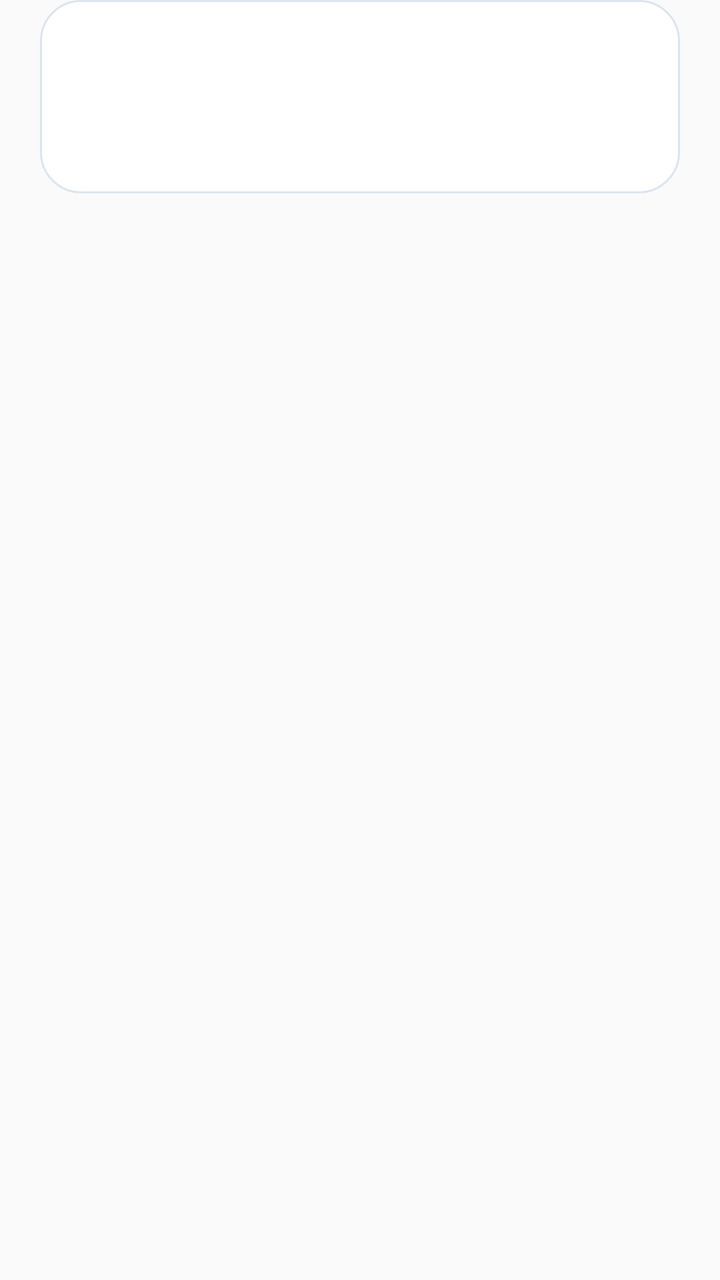
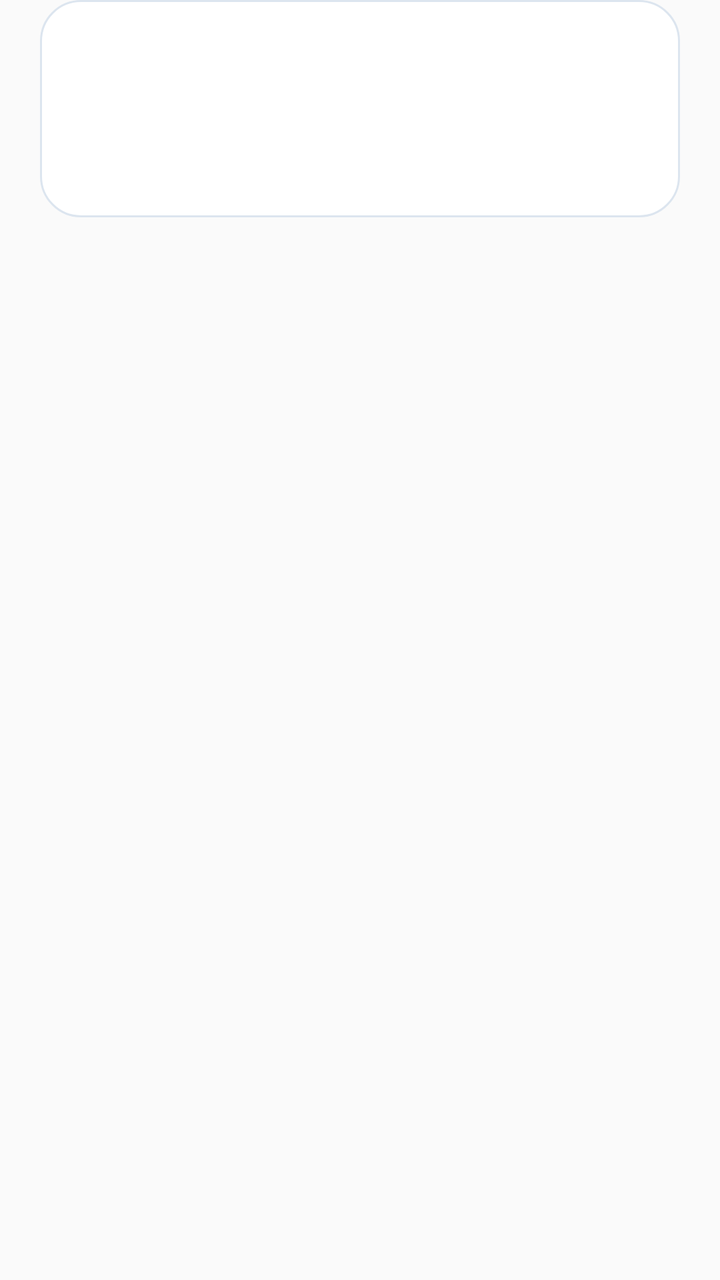

Before-and-after screenshots of an Android layout around one commit, followed by the original layout XML and the change that was made.
<!-- AndroidManifest.xml: application theme Theme.SmartPantryManager -->
<!-- res/layout/item_recipe.xml -->
<?xml version="1.0" encoding="utf-8"?>
<LinearLayout xmlns:android="http://schemas.android.com/apk/res/android"
    android:layout_width="match_parent"
    android:layout_height="wrap_content"
    android:orientation="vertical"
    android:paddingStart="20dp"
    android:paddingEnd="20dp"
    android:paddingBottom="12dp">

    <LinearLayout
        android:layout_width="match_parent"
        android:layout_height="wrap_content"
        android:orientation="vertical"
        android:background="@drawable/background_pantry_card"
        android:padding="20dp">

        <TextView
            android:id="@+id/textRecipeTitle"
            android:layout_width="match_parent"
            android:layout_height="wrap_content"
            android:textColor="@color/richfield_navy"
            android:textSize="20sp"
            android:textStyle="bold" />

        <TextView
            android:id="@+id/textRecipeVersions"
            android:layout_width="match_parent"
            android:layout_height="wrap_content"
            android:layout_marginTop="8dp"
            android:textColor="@color/pantry_text_secondary"
            android:textSize="16sp" />
    </LinearLayout>
</LinearLayout>
<!-- resources referenced by this layout -->
<resources>
  <color name="pantry_text_secondary">#536176</color>
  <color name="richfield_navy">#043171</color>
  <!-- drawable background_pantry_card (drawable) -->
  <?xml version="1.0" encoding="utf-8"?>
  <shape xmlns:android="http://schemas.android.com/apk/res/android" android:shape="rectangle">
      <solid android:color="@color/white" />
      <stroke android:width="1dp" android:color="@color/pantry_border" />
      <corners android:radius="20dp" />
  </shape>
  <style name="Theme.SmartPantryManager" parent="Base.Theme.SmartPantryManager" />
  <color name="white">#FFFFFF</color>
  <color name="pantry_border">#DCE5EF</color>
  <style name="Base.Theme.SmartPantryManager" parent="Theme.Material3.Light.NoActionBar">
          <item name="colorPrimary">@color/richfield_blue</item>
          <item name="colorOnPrimary">@color/white</item>
          <item name="colorPrimaryContainer">@color/pantry_light_blue</item>
          <item name="colorOnPrimaryContainer">@color/richfield_navy</item>
          <item name="colorSecondary">@color/richfield_navy</item>
          <item name="colorOnSecondary">@color/white</item>
          <item name="colorSurface">@color/white</item>
          <item name="colorOnSurface">@color/pantry_text</item>
          <item name="android:colorBackground">@color/pantry_background</item>
          <item name="android:windowLightStatusBar">true</item>
          <item name="materialButtonStyle">@style/Widget.SmartPantry.Button</item>
      </style>
  <color name="richfield_blue">#0056AF</color>
  <color name="pantry_light_blue">#EAF2FC</color>
  <color name="pantry_text">#243247</color>
  <color name="pantry_background">#FAFAFA</color>
  <style name="Widget.SmartPantry.Button" parent="Widget.Material3.Button">
          <item name="cornerRadius">28dp</item>
          <item name="android:minHeight">56dp</item>
          <item name="android:textSize">16sp</item>
          <item name="android:textAllCaps">false</item>
          <item name="android:textColor">@color/white</item>
          <item name="backgroundTint">@color/richfield_blue</item>
      </style>
</resources>

<!-- the commit's change to res/layout/item_recipe.xml (unified diff, before → after) -->
@@ -29,5 +29,11 @@
             android:layout_marginTop="8dp"
             android:textColor="@color/pantry_text_secondary"
             android:textSize="16sp" />
+        <LinearLayout
+            android:id="@+id/layoutRecipeActions"
+            android:layout_width="match_parent"
+            android:layout_height="wrap_content"
+            android:layout_marginTop="12dp"
+            android:orientation="vertical" />
     </LinearLayout>
 </LinearLayout>
